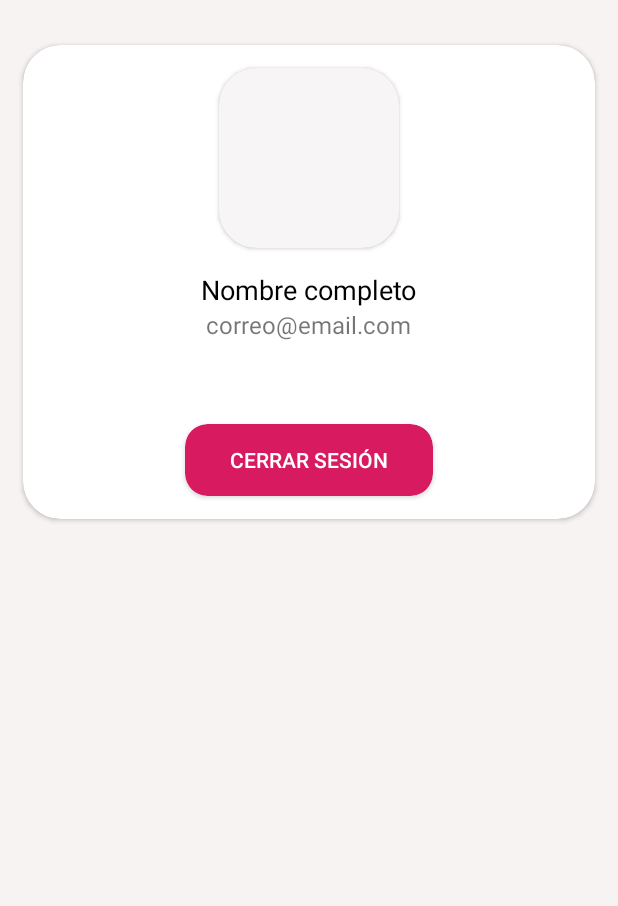
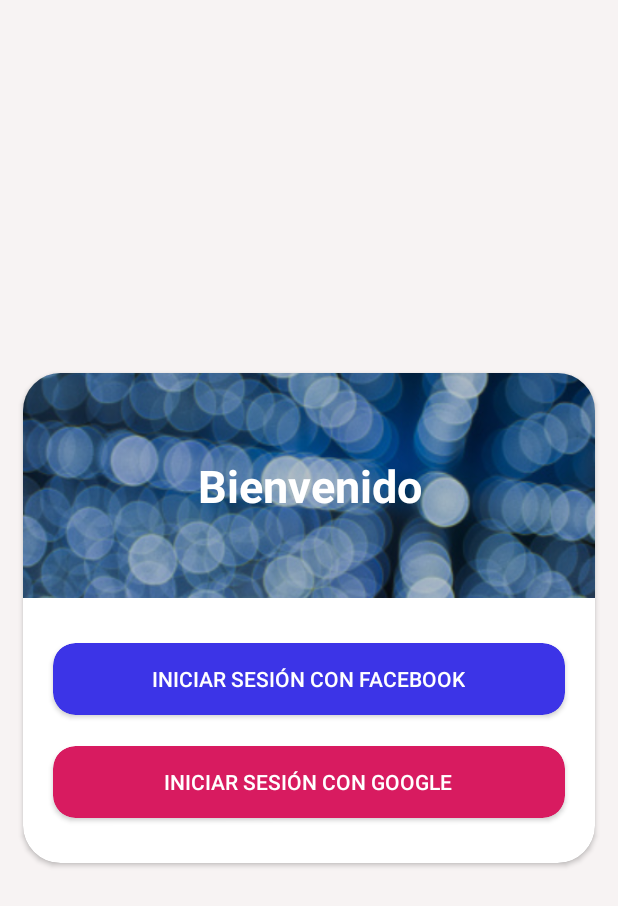
Before and after one commit to CrissAlvarezH/LoginWithGoogleAndFacebookDemo, an Android app: the screen it shows after launch (UserDataActivity before the commit, LoginActivity after it), on a phone screen of 412 x 824 dp. Shown: the top 906 px of the screen. Run offline under Robolectric (Android 15) with nearby library versions, the phone set to English and light mode, and no system bars.

Commit message:
Create activity login Facebook layout

```diff
--- a/app/src/main/AndroidManifest.xml
+++ b/app/src/main/AndroidManifest.xml
@@ -9,14 +9,16 @@
         android:roundIcon="@mipmap/ic_launcher_round"
         android:supportsRtl="true"
         android:theme="@style/AppTheme">
-        <activity android:name=".LoginActivity"></activity>
-        <activity android:name=".UserDataActivity">
+        <activity android:name=".LoginActivity">
             <intent-filter>
                 <action android:name="android.intent.action.MAIN" />
 
                 <category android:name="android.intent.category.LAUNCHER" />
             </intent-filter>
         </activity>
+        <activity android:name=".UserDataActivity">
+
+        </activity>
     </application>
 
 </manifest>
--- a/app/src/main/res/layout/activity_login.xml
+++ b/app/src/main/res/layout/activity_login.xml
@@ -1,9 +1,98 @@
 <?xml version="1.0" encoding="utf-8"?>
-<androidx.constraintlayout.widget.ConstraintLayout xmlns:android="http://schemas.android.com/apk/res/android"
+<LinearLayout xmlns:android="http://schemas.android.com/apk/res/android"
     xmlns:app="http://schemas.android.com/apk/res-auto"
     xmlns:tools="http://schemas.android.com/tools"
     android:layout_width="match_parent"
     android:layout_height="match_parent"
-    tools:context=".LoginActivity">
+    android:background="#F7F3F3"
+    android:gravity="center"
+    tools:context=".UserDataActivity">
 
-</androidx.constraintlayout.widget.ConstraintLayout>
+
+    <androidx.cardview.widget.CardView
+        android:layout_width="match_parent"
+        android:layout_height="wrap_content"
+        android:layout_marginLeft="15dp"
+        android:layout_marginRight="15dp"
+        app:cardCornerRadius="25dp">
+
+        <LinearLayout
+            android:layout_width="match_parent"
+            android:layout_height="wrap_content"
+            android:gravity="center"
+            android:orientation="vertical"
+            android:paddingBottom="10dp">
+
+            <FrameLayout
+                android:layout_width="match_parent"
+                android:layout_height="150dp">
+
+                <ImageView
+                    android:layout_width="match_parent"
+                    android:layout_height="match_parent"
+                    android:scaleType="centerCrop"
+                    android:src="@drawable/walpaper_blue" />
+
+                <TextView
+                    android:layout_width="match_parent"
+                    android:layout_height="match_parent"
+                    android:layout_gravity="center"
+                    android:background="#3B000000"
+                    android:gravity="center"
+                    android:text="Bienvenido"
+                    android:textColor="@android:color/white"
+                    android:textSize="30sp"
+                    android:textStyle="bold" />
+
+            </FrameLayout>
+
+            <androidx.cardview.widget.CardView
+                android:layout_width="match_parent"
+                android:layout_height="wrap_content"
+                android:layout_marginLeft="20dp"
+                android:layout_marginTop="30dp"
+                android:layout_marginRight="20dp"
+                android:layout_marginBottom="5dp"
+                app:cardBackgroundColor="#3C34E7"
+                app:cardCornerRadius="15dp">
+
+                <Button
+                    android:id="@+id/btn_login_facebook"
+                    style="@style/Widget.AppCompat.Button.Borderless"
+                    android:layout_width="wrap_content"
+                    android:layout_height="wrap_content"
+                    android:paddingLeft="30dp"
+                    android:layout_gravity="center"
+                    android:paddingRight="30dp"
+                    android:text="Iniciar sesión con Facebook"
+                    android:textColor="@android:color/white" />
+
+            </androidx.cardview.widget.CardView>
+
+            <androidx.cardview.widget.CardView
+                android:layout_width="match_parent"
+                android:layout_height="wrap_content"
+                android:layout_marginLeft="20dp"
+                android:layout_marginTop="15dp"
+                android:layout_marginRight="20dp"
+                android:layout_marginBottom="20dp"
+                app:cardBackgroundColor="@color/colorAccent"
+                app:cardCornerRadius="15dp">
+
+                <Button
+                    android:id="@+id/btn_login_google"
+                    style="@style/Widget.AppCompat.Button.Borderless"
+                    android:layout_width="wrap_content"
+                    android:layout_height="wrap_content"
+                    android:paddingLeft="30dp"
+                    android:paddingRight="30dp"
+                    android:layout_gravity="center"
+                    android:text="Iniciar sesión con Google"
+                    android:textColor="@android:color/white" />
+
+            </androidx.cardview.widget.CardView>
+
+        </LinearLayout>
+
+    </androidx.cardview.widget.CardView>
+</LinearLayout>
```
Also changed, not shown: app/src/main/res/drawable/walpaper_blue.png (added).
